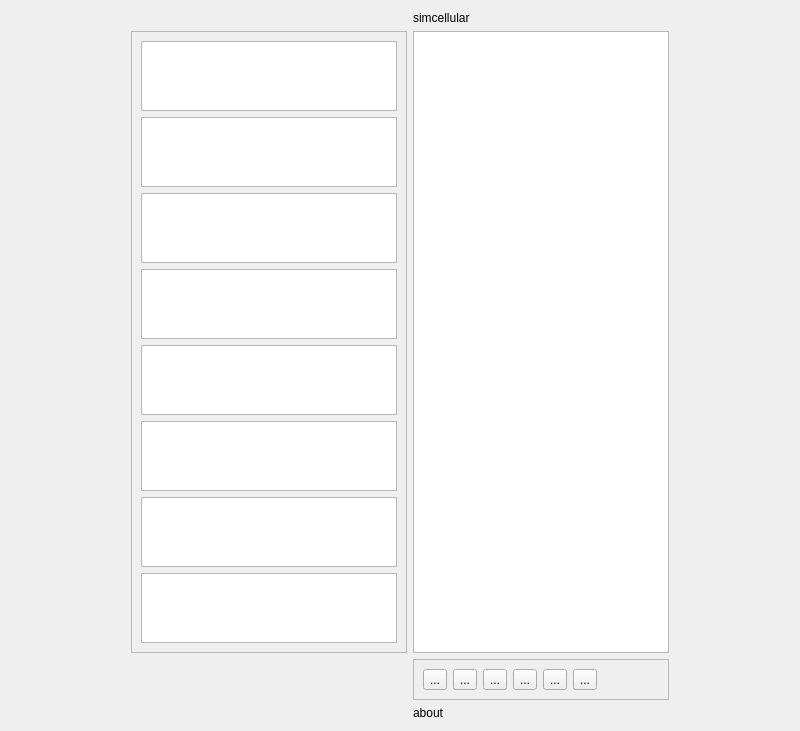
Old version of the form widget.ui in the repository rhofvendahl/simcellular_qt.
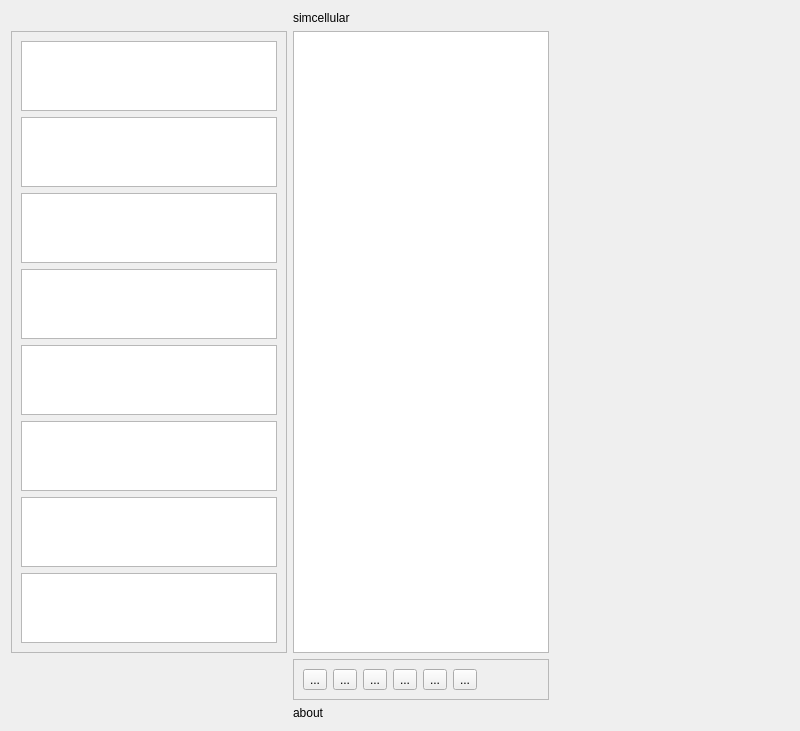
New version of the form. Icons and pictures are not drawn.

Patch:
```diff
--- a/widget.ui
+++ b/widget.ui
@@ -17,27 +17,14 @@
    <string notr="true"/>
   </property>
   <layout class="QGridLayout" name="gridLayout_2">
-   <item row="2" column="0">
-    <spacer name="horizontalSpacer_2">
-     <property name="orientation">
-      <enum>Qt::Horizontal</enum>
-     </property>
-     <property name="sizeHint" stdset="0">
-      <size>
-       <width>40</width>
-       <height>20</height>
-      </size>
-     </property>
-    </spacer>
-   </item>
-   <item row="4" column="2">
+   <item row="4" column="1">
     <widget class="QLabel" name="about">
      <property name="text">
       <string>about</string>
      </property>
     </widget>
    </item>
-   <item row="2" column="1">
+   <item row="2" column="0">
     <widget class="QFrame" name="sidebar">
      <property name="frameShape">
       <enum>QFrame::StyledPanel</enum>
@@ -73,7 +60,7 @@
      </layout>
     </widget>
    </item>
-   <item row="0" column="2">
+   <item row="0" column="1">
     <spacer name="verticalSpacer">
      <property name="orientation">
       <enum>Qt::Vertical</enum>
@@ -86,7 +73,7 @@
      </property>
     </spacer>
    </item>
-   <item row="3" column="2">
+   <item row="3" column="1">
     <widget class="QFrame" name="controls">
      <property name="styleSheet">
       <string notr="true"/>
@@ -180,30 +167,27 @@
      </layout>
     </widget>
    </item>
-   <item row="1" column="2">
+   <item row="1" column="1">
     <widget class="QLabel" name="title">
      <property name="text">
       <string>simcellular</string>
      </property>
     </widget>
    </item>
-   <item row="2" column="3">
-    <spacer name="horizontalSpacer_3">
-     <property name="orientation">
-      <enum>Qt::Horizontal</enum>
-     </property>
-     <property name="sizeHint" stdset="0">
-      <size>
-       <width>40</width>
-       <height>20</height>
-      </size>
-     </property>
-    </spacer>
-   </item>
    <item row="2" column="2">
-    <widget class="QTableWidget" name="board"/>
+    <spacer name="horizontalSpacer_3">
+     <property name="orientation">
+      <enum>Qt::Horizontal</enum>
+     </property>
+     <property name="sizeHint" stdset="0">
+      <size>
+       <width>40</width>
+       <height>20</height>
+      </size>
+     </property>
+    </spacer>
    </item>
-   <item row="5" column="2">
+   <item row="5" column="1">
     <spacer name="verticalSpacer_2">
      <property name="orientation">
       <enum>Qt::Vertical</enum>
@@ -216,6 +200,9 @@
      </property>
     </spacer>
    </item>
+   <item row="2" column="1">
+    <widget class="QTableWidget" name="board"/>
+   </item>
   </layout>
  </widget>
  <resources/>
```
Left out of the diff: 16 changed lines with no effect on the pictures.
